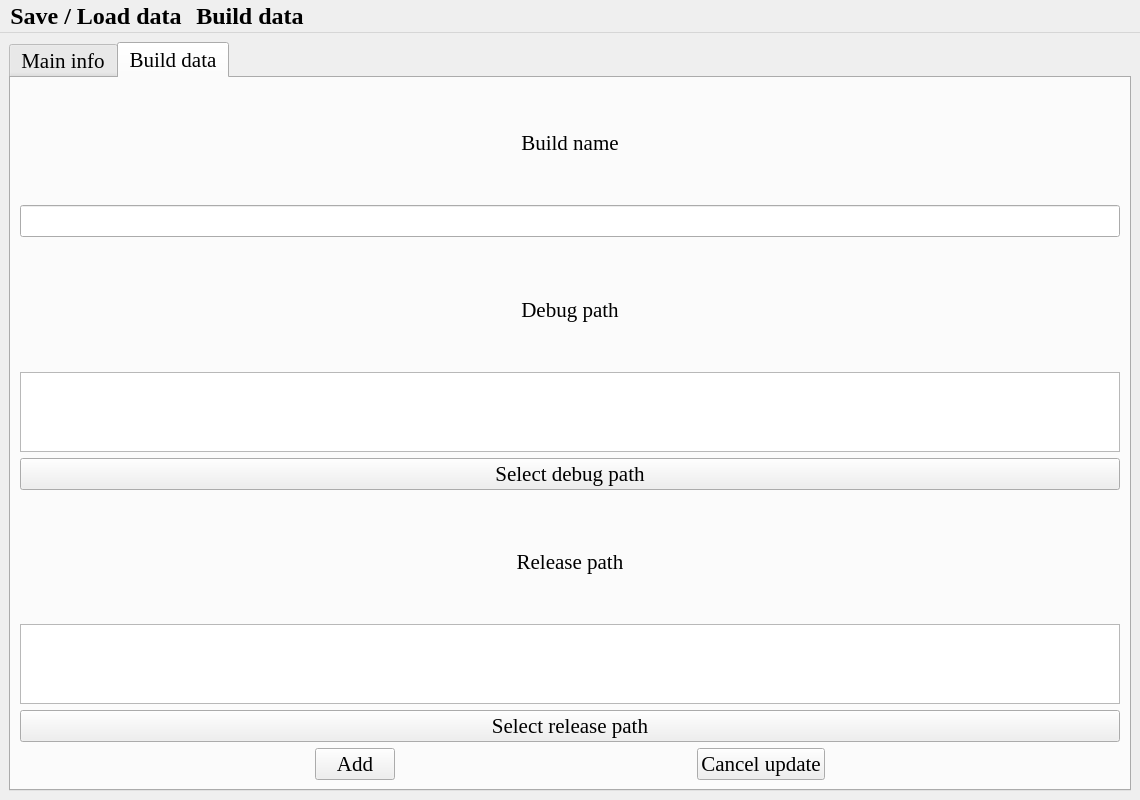
sailordi/-Library_Collector, file WindowMain.ui: the form before one commit.
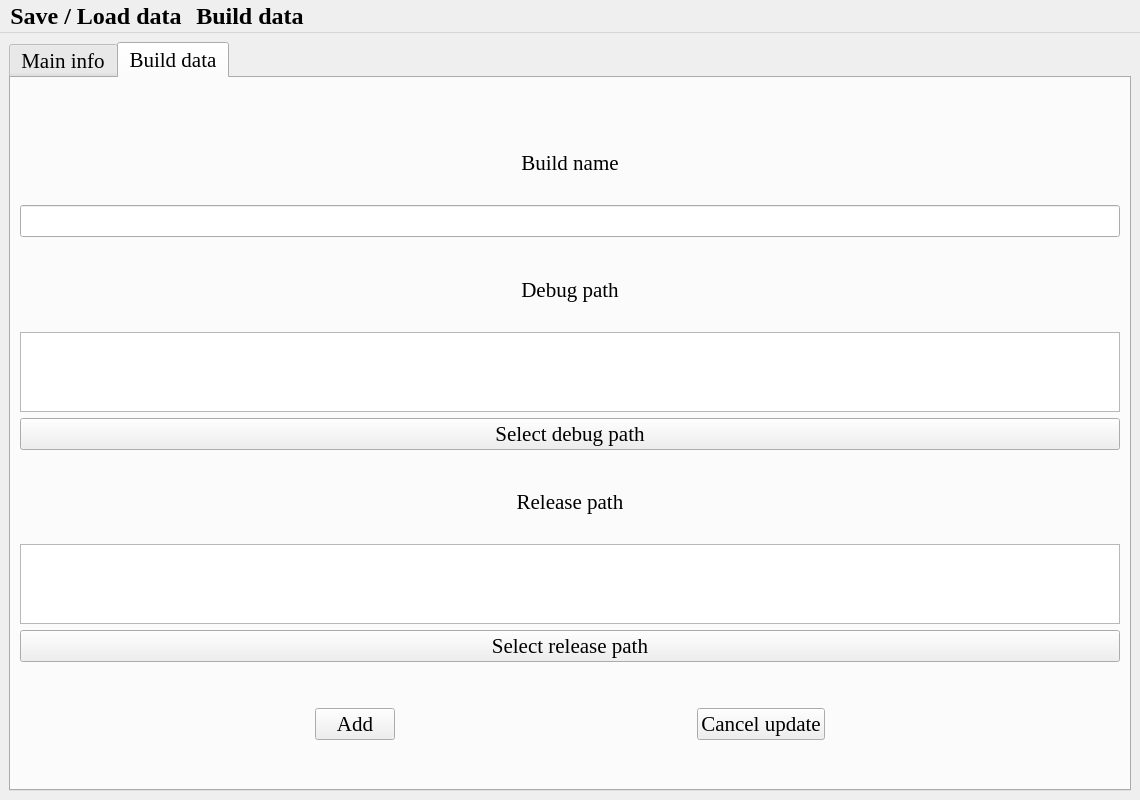
The form after the commit. The open tabs and pages were chosen to show the change.

Commit message: Updated the ui with some more spacer

What changed in the file:
```diff
--- a/WindowMain.ui
+++ b/WindowMain.ui
@@ -256,6 +256,22 @@
         <string>Build data</string>
        </attribute>
        <layout class="QVBoxLayout" name="verticalLayout_3">
+        <item>
+         <spacer name="verticalSpacer_3">
+          <property name="orientation">
+           <enum>Qt::Vertical</enum>
+          </property>
+          <property name="sizeType">
+           <enum>QSizePolicy::Fixed</enum>
+          </property>
+          <property name="sizeHint" stdset="0">
+           <size>
+            <width>20</width>
+            <height>40</height>
+           </size>
+          </property>
+         </spacer>
+        </item>
         <item>
          <layout class="QGridLayout" name="buildInfo_layout">
           <item row="1" column="0">
@@ -359,6 +375,22 @@
           </item>
          </layout>
         </item>
+        <item>
+         <spacer name="verticalSpacer">
+          <property name="orientation">
+           <enum>Qt::Vertical</enum>
+          </property>
+          <property name="sizeType">
+           <enum>QSizePolicy::Fixed</enum>
+          </property>
+          <property name="sizeHint" stdset="0">
+           <size>
+            <width>20</width>
+            <height>40</height>
+           </size>
+          </property>
+         </spacer>
+        </item>
         <item>
          <layout class="QHBoxLayout" name="buildInfoBtn_layout">
           <item>
@@ -416,6 +448,22 @@
           </item>
          </layout>
         </item>
+        <item>
+         <spacer name="verticalSpacer_2">
+          <property name="orientation">
+           <enum>Qt::Vertical</enum>
+          </property>
+          <property name="sizeType">
+           <enum>QSizePolicy::Fixed</enum>
+          </property>
+          <property name="sizeHint" stdset="0">
+           <size>
+            <width>20</width>
+            <height>40</height>
+           </size>
+          </property>
+         </spacer>
+        </item>
        </layout>
       </widget>
      </widget>
```
